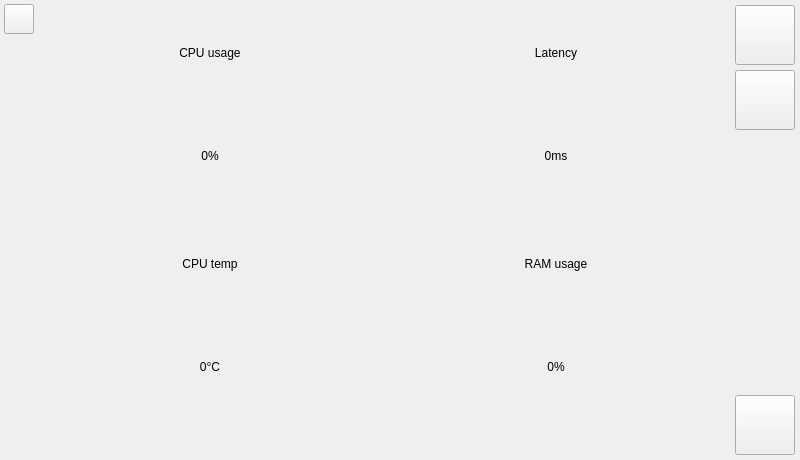
The window that process/gui/mainwindow.ui (hertwing/RoboticArm) describes before a commit, drawn with Qt 5.
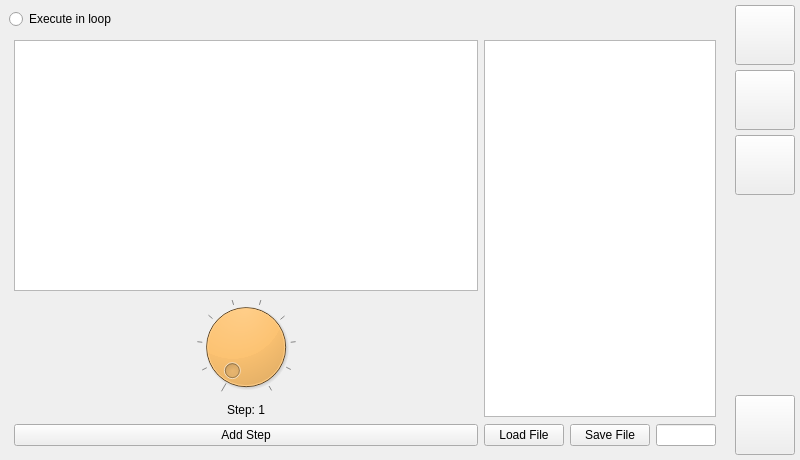
The same window after the commit. The open tabs and pages were chosen to show the change. Icons and pictures are not drawn. Custom widgets are drawn as their Qt base class.

Commit message: CPU and RAM usage charts added.

```diff
--- a/process/gui/mainwindow.ui
+++ b/process/gui/mainwindow.ui
@@ -67,7 +67,133 @@
          </property>
          <item>
           <widget class="QStackedWidget" name="stackedWidget">
-           <widget class="QWidget" name="stackedWidgetPage1">
+           <property name="currentIndex">
+            <number>2</number>
+           </property>
+           <widget class="QWidget" name="main_page">
+            <layout class="QGridLayout" name="gridLayout_20">
+             <property name="leftMargin">
+              <number>0</number>
+             </property>
+             <property name="topMargin">
+              <number>0</number>
+             </property>
+             <property name="rightMargin">
+              <number>0</number>
+             </property>
+             <property name="bottomMargin">
+              <number>0</number>
+             </property>
+             <item row="0" column="0">
+              <layout class="QGridLayout" name="gridLayout_19"/>
+             </item>
+            </layout>
+           </widget>
+           <widget class="QWidget" name="joypad_page">
+            <layout class="QGridLayout" name="gridLayout_18">
+             <property name="leftMargin">
+              <number>0</number>
+             </property>
+             <property name="topMargin">
+              <number>0</number>
+             </property>
+             <property name="rightMargin">
+              <number>0</number>
+             </property>
+             <property name="bottomMargin">
+              <number>0</number>
+             </property>
+             <item row="0" column="0">
+              <layout class="QGridLayout" name="gridLayout_17" rowstretch="1,2,1" columnstretch="1,2,1">
+               <property name="leftMargin">
+                <number>0</number>
+               </property>
+               <property name="topMargin">
+                <number>0</number>
+               </property>
+               <property name="rightMargin">
+                <number>0</number>
+               </property>
+               <property name="bottomMargin">
+                <number>0</number>
+               </property>
+               <item row="1" column="0">
+                <spacer name="horizontalSpacer_2">
+                 <property name="orientation">
+                  <enum>Qt::Horizontal</enum>
+                 </property>
+                 <property name="sizeHint" stdset="0">
+                  <size>
+                   <width>40</width>
+                   <height>20</height>
+                  </size>
+                 </property>
+                </spacer>
+               </item>
+               <item row="0" column="1">
+                <spacer name="verticalSpacer">
+                 <property name="orientation">
+                  <enum>Qt::Vertical</enum>
+                 </property>
+                 <property name="sizeHint" stdset="0">
+                  <size>
+                   <width>20</width>
+                   <height>40</height>
+                  </size>
+                 </property>
+                </spacer>
+               </item>
+               <item row="1" column="1">
+                <widget class="QWidget" name="widget_2" native="true">
+                 <property name="minimumSize">
+                  <size>
+                   <width>562</width>
+                   <height>410</height>
+                  </size>
+                 </property>
+                 <property name="maximumSize">
+                  <size>
+                   <width>562</width>
+                   <height>410</height>
+                  </size>
+                 </property>
+                 <property name="styleSheet">
+                  <string notr="true">border-image: url(:/icons/resources/genesis_joypad_described_alpha.png);
+opacity: 0.1;</string>
+                 </property>
+                </widget>
+               </item>
+               <item row="2" column="1">
+                <spacer name="verticalSpacer_2">
+                 <property name="orientation">
+                  <enum>Qt::Vertical</enum>
+                 </property>
+                 <property name="sizeHint" stdset="0">
+                  <size>
+                   <width>20</width>
+                   <height>40</height>
+                  </size>
+                 </property>
+                </spacer>
+               </item>
+               <item row="1" column="2">
+                <spacer name="horizontalSpacer_3">
+                 <property name="orientation">
+                  <enum>Qt::Horizontal</enum>
+                 </property>
+                 <property name="sizeHint" stdset="0">
+                  <size>
+                   <width>40</width>
+                   <height>20</height>
+                  </size>
+                 </property>
+                </spacer>
+               </item>
+              </layout>
+             </item>
+            </layout>
+           </widget>
+           <widget class="QWidget" name="diagnostic_page">
             <layout class="QGridLayout" name="gridLayout">
              <property name="leftMargin">
               <number>0</number>
@@ -147,18 +273,23 @@
                      <item>
                       <widget class="QWidget" name="widget_cpu_temp_chart" native="true">
                        <layout class="QGridLayout" name="gridLayout_10">
+                        <property name="leftMargin">
+                         <number>0</number>
+                        </property>
+                        <property name="topMargin">
+                         <number>0</number>
+                        </property>
+                        <property name="rightMargin">
+                         <number>0</number>
+                        </property>
+                        <property name="bottomMargin">
+                         <number>0</number>
+                        </property>
+                        <property name="spacing">
+                         <number>0</number>
+                        </property>
                         <item row="0" column="0">
-                         <widget class="QLabel" name="label_cpu_temp_val">
-                          <property name="styleSheet">
-                           <string notr="true">border: none;</string>
-                          </property>
-                          <property name="text">
-                           <string>0°C</string>
-                          </property>
-                          <property name="alignment">
-                           <set>Qt::AlignCenter</set>
-                          </property>
-                         </widget>
+                         <widget class="QChartView" name="chart_view_cpu_temp"/>
                         </item>
                        </layout>
                       </widget>
@@ -216,18 +347,23 @@
                      <item>
                       <widget class="QWidget" name="widget_ram_usage_chart" native="true">
                        <layout class="QGridLayout" name="gridLayout_9">
+                        <property name="leftMargin">
+                         <number>0</number>
+                        </property>
+                        <property name="topMargin">
+                         <number>0</number>
+                        </property>
+                        <property name="rightMargin">
+                         <number>0</number>
+                        </property>
+                        <property name="bottomMargin">
+                         <number>0</number>
+                        </property>
+                        <property name="spacing">
+                         <number>0</number>
+                        </property>
                         <item row="0" column="0">
-                         <widget class="QLabel" name="label_ram_usage_val">
-                          <property name="styleSheet">
-                           <string notr="true">border: none;</string>
-                          </property>
-                          <property name="text">
-                           <string>0%</string>
-                          </property>
-                          <property name="alignment">
-                           <set>Qt::AlignCenter</set>
-                          </property>
-                         </widget>
+                         <widget class="QChartView" name="chart_view_ram_usage"/>
                         </item>
                        </layout>
                       </widget>
@@ -285,18 +421,23 @@
                      <item>
                       <widget class="QWidget" name="widget_cpu_usage_chart" native="true">
                        <layout class="QGridLayout" name="gridLayout_11">
+                        <property name="leftMargin">
+                         <number>0</number>
+                        </property>
+                        <property name="topMargin">
+                         <number>0</number>
+                        </property>
+                        <property name="rightMargin">
+                         <number>0</number>
+                        </property>
+                        <property name="bottomMargin">
+                         <number>0</number>
+                        </property>
+                        <property name="spacing">
+                         <number>0</number>
+                        </property>
                         <item row="0" column="0">
-                         <widget class="QLabel" name="label_cpu_usage_val">
-                          <property name="styleSheet">
-                           <string notr="true">border: none;</string>
-                          </property>
-                          <property name="text">
-                           <string>0%</string>
-                          </property>
-                          <property name="alignment">
-                           <set>Qt::AlignCenter</set>
-                          </property>
-                         </widget>
+                         <widget class="QChartView" name="chart_view_cpu_usage"/>
                         </item>
                        </layout>
                       </widget>
@@ -373,18 +514,23 @@
                      <item>
                       <widget class="QWidget" name="widget_latency_chart" native="true">
                        <layout class="QGridLayout" name="gridLayout_12">
+                        <property name="leftMargin">
+                         <number>0</number>
+                        </property>
+                        <property name="topMargin">
+                         <number>0</number>
+                        </property>
+                        <property name="rightMargin">
+                         <number>0</number>
+                        </property>
+                        <property name="bottomMargin">
+                         <number>0</number>
+                        </property>
+                        <property name="spacing">
+                         <number>0</number>
+                        </property>
                         <item row="0" column="0">
-                         <widget class="QLabel" name="label_latency_val">
-                          <property name="styleSheet">
-                           <string notr="true">border: none;</string>
-                          </property>
-                          <property name="text">
-                           <string>0ms</string>
-                          </property>
-                          <property name="alignment">
-                           <set>Qt::AlignCenter</set>
-                          </property>
-                         </widget>
+                         <widget class="QChartView" name="chart_view_latency"/>
                         </item>
                        </layout>
                       </widget>
@@ -399,6 +545,153 @@
              </item>
             </layout>
            </widget>
+           <widget class="QWidget" name="automatic_page">
+            <layout class="QGridLayout" name="gridLayout_16">
+             <property name="leftMargin">
+              <number>0</number>
+             </property>
+             <property name="topMargin">
+              <number>0</number>
+             </property>
+             <property name="rightMargin">
+              <number>0</number>
+             </property>
+             <property name="bottomMargin">
+              <number>0</number>
+             </property>
+             <item row="0" column="0">
+              <widget class="QWidget" name="widget_automatic" native="true">
+               <layout class="QGridLayout" name="gridLayout_13">
+                <item row="0" column="1">
+                 <spacer name="horizontalSpacer">
+                  <property name="orientation">
+                   <enum>Qt::Horizontal</enum>
+                  </property>
+                  <property name="sizeHint" stdset="0">
+                   <size>
+                    <width>40</width>
+                    <height>20</height>
+                   </size>
+                  </property>
+                 </spacer>
+                </item>
+                <item row="1" column="0" colspan="2">
+                 <layout class="QGridLayout" name="gridLayout_14" columnstretch="2,1" rowminimumheight="1,1,0" columnminimumwidth="0,0">
+                  <property name="leftMargin">
+                   <number>5</number>
+                  </property>
+                  <property name="topMargin">
+                   <number>5</number>
+                  </property>
+                  <property name="rightMargin">
+                   <number>5</number>
+                  </property>
+                  <property name="bottomMargin">
+                   <number>5</number>
+                  </property>
+                  <item row="0" column="1">
+                   <widget class="QListWidget" name="listWidget"/>
+                  </item>
+                  <item row="2" column="1">
+                   <layout class="QHBoxLayout" name="horizontalLayout" stretch="0,0,1">
+                    <item>
+                     <widget class="QPushButton" name="button_load">
+                      <property name="sizePolicy">
+                       <sizepolicy hsizetype="Maximum" vsizetype="Maximum">
+                        <horstretch>0</horstretch>
+                        <verstretch>0</verstretch>
+                       </sizepolicy>
+                      </property>
+                      <property name="text">
+                       <string>Load File</string>
+                      </property>
+                     </widget>
+                    </item>
+                    <item>
+                     <widget class="QPushButton" name="button_save">
+                      <property name="sizePolicy">
+                       <sizepolicy hsizetype="Maximum" vsizetype="Maximum">
+                        <horstretch>0</horstretch>
+                        <verstretch>0</verstretch>
+                       </sizepolicy>
+                      </property>
+                      <property name="text">
+                       <string>Save File</string>
+                      </property>
+                     </widget>
+                    </item>
+                    <item>
+                     <widget class="QLineEdit" name="line_file_name"/>
+                    </item>
+                   </layout>
+                  </item>
+                  <item row="2" column="0">
+                   <widget class="QPushButton" name="pushButton">
+                    <property name="text">
+                     <string>Add Step</string>
+                    </property>
+                   </widget>
+                  </item>
+                  <item row="0" column="0">
+                   <layout class="QVBoxLayout" name="verticalLayout_5">
+                    <item>
+                     <widget class="QPlainTextEdit" name="automatic_steps"/>
+                    </item>
+                    <item>
+                     <layout class="QGridLayout" name="gridLayout_15">
+                      <item row="0" column="0">
+                       <widget class="QDial" name="dial_step">
+                        <property name="styleSheet">
+                         <string notr="true">background-color: rgb(252, 175, 62);</string>
+                        </property>
+                        <property name="minimum">
+                         <number>1</number>
+                        </property>
+                        <property name="maximum">
+                         <number>10</number>
+                        </property>
+                        <property name="invertedAppearance">
+                         <bool>false</bool>
+                        </property>
+                        <property name="invertedControls">
+                         <bool>false</bool>
+                        </property>
+                        <property name="wrapping">
+                         <bool>false</bool>
+                        </property>
+                        <property name="notchesVisible">
+                         <bool>true</bool>
+                        </property>
+                       </widget>
+                      </item>
+                      <item row="1" column="0">
+                       <widget class="QLabel" name="label_step">
+                        <property name="text">
+                         <string>Step: 1</string>
+                        </property>
+                        <property name="alignment">
+                         <set>Qt::AlignCenter</set>
+                        </property>
+                       </widget>
+                      </item>
+                     </layout>
+                    </item>
+                   </layout>
+                  </item>
+                 </layout>
+                </item>
+                <item row="0" column="0">
+                 <widget class="QRadioButton" name="radioButton">
+                  <property name="text">
+                   <string>Execute in loop</string>
+                  </property>
+                 </widget>
+                </item>
+               </layout>
+              </widget>
+             </item>
+            </layout>
+           </widget>
           </widget>
          </item>
          <item>
@@ -437,6 +730,19 @@
              </property>
             </widget>
            </item>
+           <item>
+            <widget class="QPushButton" name="button_automatic">
+             <property name="minimumSize">
+              <size>
+               <width>60</width>
+               <height>60</height>
+              </size>
+             </property>
+             <property name="text">
+              <string/>
+             </property>
+            </widget>
+           </item>
            <item>
             <widget class="QPushButton" name="button_diagnostic">
              <property name="sizePolicy">
@@ -498,6 +804,13 @@
    </layout>
   </widget>
  </widget>
+ <customwidgets>
+  <customwidget>
+   <class>QChartView</class>
+   <extends>QGraphicsView</extends>
+   <header>QtCharts/QChartView.h</header>
+  </customwidget>
+ </customwidgets>
  <resources/>
  <connections/>
 </ui>
```
The commit also changes 15 other files.
